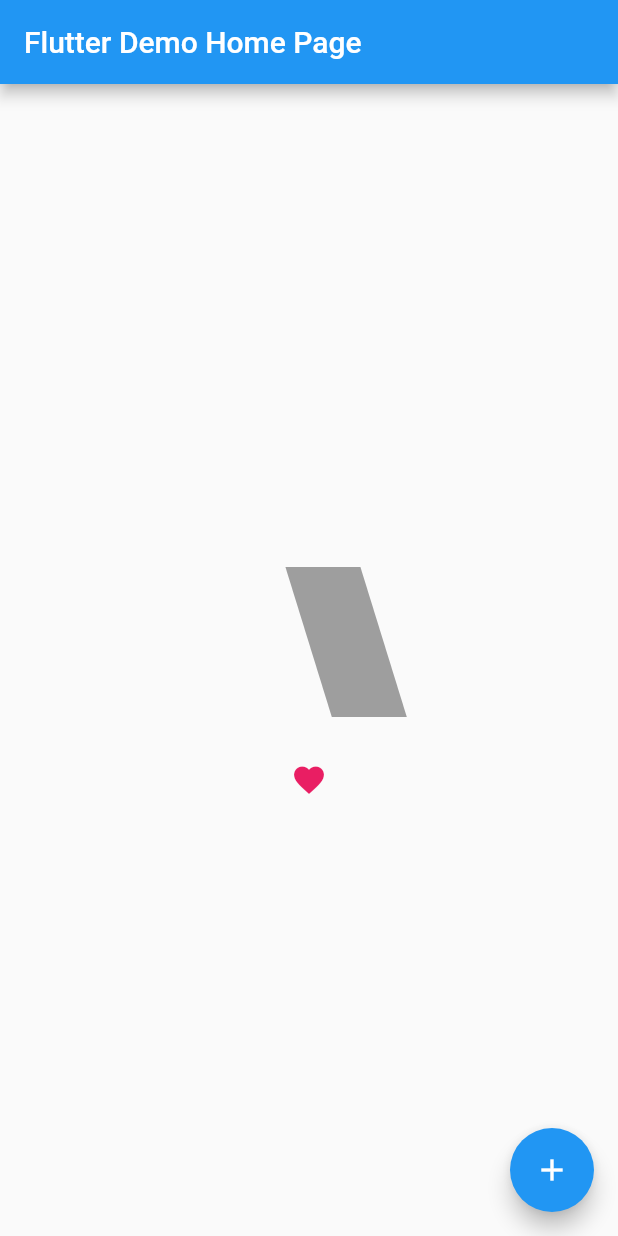
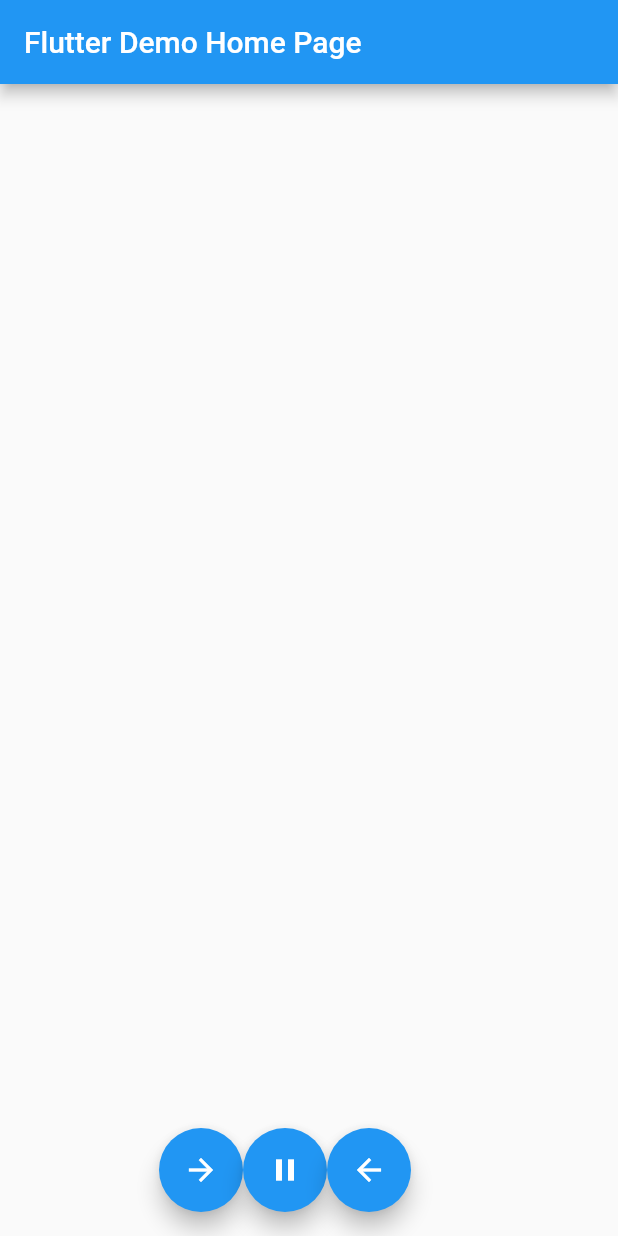
Before and after one commit to Osadakun/sample_flutter, a Flutter app: the screen it shows after launch, on a phone screen of 412 x 824 dp. Run offline on Flutter 3.47's test engine with Material 2 defaults, Android fonts, the phone set to English and light mode, and no system bars.

```diff
--- a/sample_project/lib/main.dart
+++ b/sample_project/lib/main.dart
@@ -24,12 +24,37 @@ class MyHomePage extends StatefulWidget {
   _MyHomePageState createState() => _MyHomePageState();
 }
 
-class _MyHomePageState extends State<MyHomePage> {
-  bool flag = false;
-  _click() async {
+class _MyHomePageState extends State<MyHomePage> with TickerProviderStateMixin {
+  late AnimationController _animationControler;
+  _play() async {
     setState(() {
-      flag = !flag;
+      _animationControler.forward();
     });
+  }
+
+  _stop() async {
+    setState(() {
+      _animationControler.stop();
+    });
+  }
+
+  _reverse() async {
+    setState(() {
+      _animationControler.reverse();
+    });
+  }
+
+  @override
+  void initState() {
+    super.initState();
+    _animationControler =
+        AnimationController(vsync: this, duration: Duration(seconds: 3));
+  }
+
+  @override
+  void dispose() {
+    _animationControler.dispose();
+    super.dispose();
   }
 
   @override
@@ -42,25 +67,24 @@ class _MyHomePageState extends State<MyHomePage> {
         child: Column(
           mainAxisAlignment: MainAxisAlignment.center,
           children: <Widget>[
-            AnimatedContainer(
-                duration: Duration(seconds: 3),
-                width: flag ? 100 : 50,
-                height: flag ? 50 : 100,
-                padding: flag ? EdgeInsets.all(0) : EdgeInsets.all(30),
-                margin: flag ? EdgeInsets.all(0) : EdgeInsets.all(30),
-                transform: flag ? Matrix4.skewX(0.0) : Matrix4.skewX(0.3),
-                color: flag ? Colors.blue : Colors.grey),
-            AnimatedSwitcher(
-                duration: Duration(seconds: 3),
-                child: flag
-                    ? Text("なにもない")
-                    : Icon(Icons.favorite, color: Colors.pink))
+            SizeTransition(
+              sizeFactor: _animationControler,
+              child: Center(
+                  child: SizedBox(
+                      width: 50,
+                      height: 50,
+                      child: Container(color: Colors.green))),
+            ),
           ],
         ),
       ),
       floatingActionButton:
-          Row(mainAxisAlignment: MainAxisAlignment.end, children: [
-        FloatingActionButton(onPressed: _click, child: Icon(Icons.add)),
+          Row(mainAxisAlignment: MainAxisAlignment.center, children: [
+        FloatingActionButton(
+            onPressed: _play, child: Icon(Icons.arrow_forward)),
+        FloatingActionButton(onPressed: _stop, child: Icon(Icons.pause)),
+        FloatingActionButton(
+            onPressed: _reverse, child: Icon(Icons.arrow_back)),
       ]),
     );
   }
```
